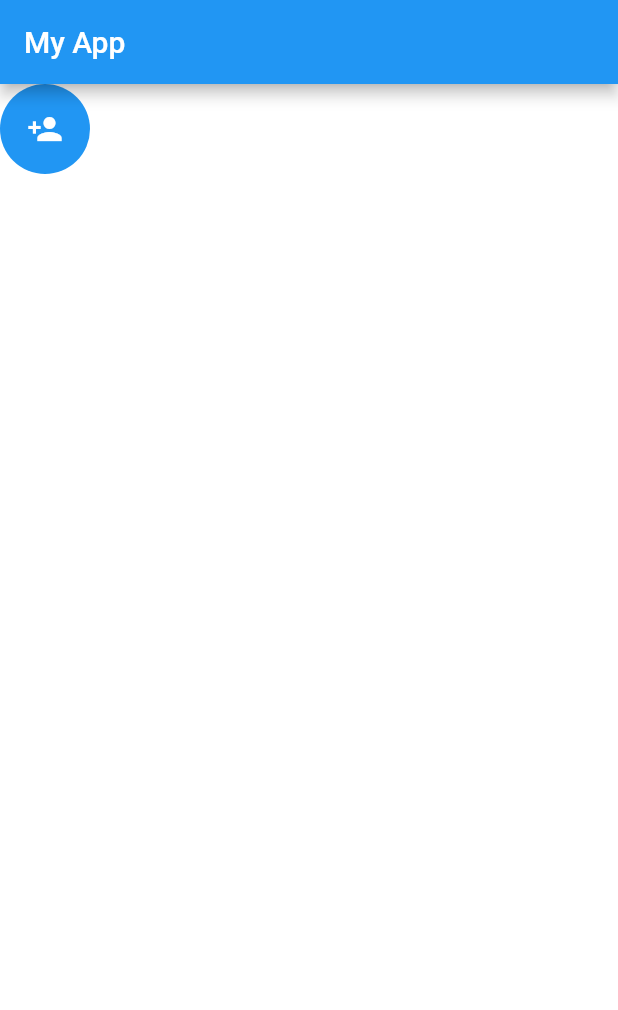
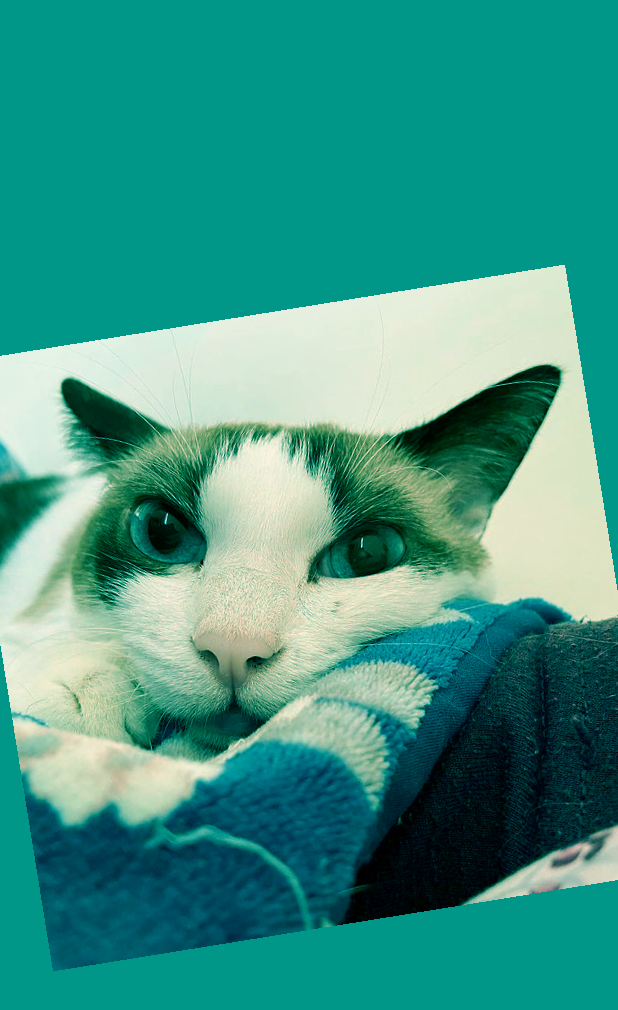
Before and after one commit to lai32290/flutter_examples, a Flutter app: the screen it shows after launch, on a phone screen of 412 x 824 dp. Shown: the top 1010 px of the screen. Run offline on Flutter 3.47's test engine with Material 2 defaults, Android fonts, the phone set to English and light mode, and no system bars; our stand-ins replace sqflite; accounts and stored records are empty.

Commit message:
add tween animation

```diff
--- /dev/null
+++ b/animations/lib/home_tween.dart
@@ -0,0 +1,28 @@
+import 'package:flutter/material.dart';
+
+class TweenAnimation extends StatefulWidget {
+  @override
+  _TweenAnimationState createState() => _TweenAnimationState();
+}
+
+class _TweenAnimationState extends State<TweenAnimation> {
+  @override
+  Widget build(BuildContext context) {
+    return Center(
+      child: TweenAnimationBuilder(
+        duration: Duration(seconds: 8),
+        tween: Tween<double>(begin: 0, end: 6.28),
+        child: Image.asset('images/huru.jpeg'),
+        builder: (BuildContext context, double angle, Widget widget) {
+          return Transform.rotate(
+            angle: angle,
+            child: ColorFiltered(
+              colorFilter: ColorFilter.mode(Colors.teal, BlendMode.overlay),
+              child: widget
+            )
+          );
+        }
+      )
+    );
+  }
+}
--- a/animations/lib/main.dart
+++ b/animations/lib/main.dart
@@ -1,8 +1,8 @@
 import 'package:flutter/material.dart';
-import 'package:animations/home3.dart';
+import 'package:animations/home_tween.dart';
 
 void main() {
   runApp(MaterialApp(
-    home: Home3()
+    home: TweenAnimation()
   ));
 }
```
